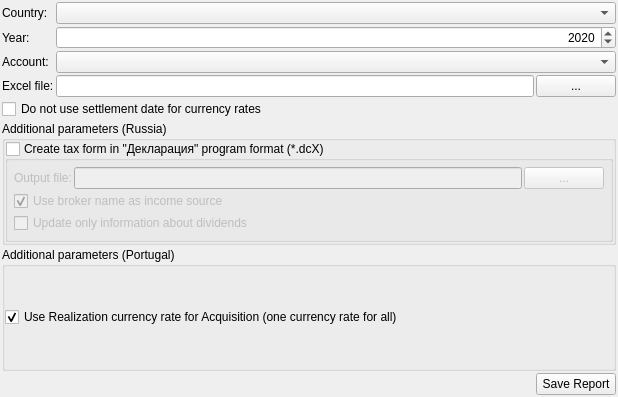
Qt form jal/ui/tax_export_widget.ui (titov-vv/jal) before a commit.
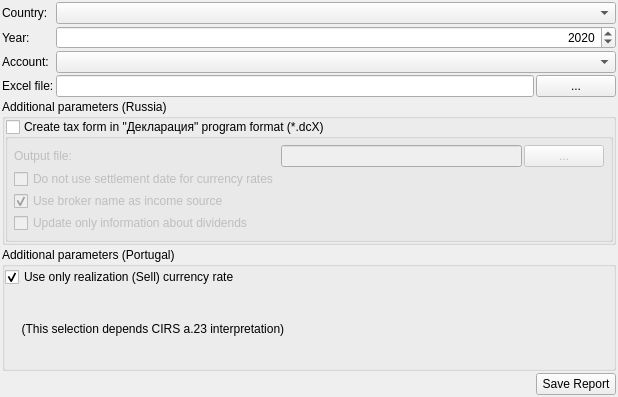
The same form after that commit.

Commit message: Settlement usage was removed from Portugal tax report (according to CIRS a.44). Minor report format changes.

```diff
--- a/jal/ui/tax_export_widget.ui
+++ b/jal/ui/tax_export_widget.ui
@@ -83,13 +83,6 @@
      </property>
     </widget>
    </item>
-   <item row="4" column="0" colspan="3">
-    <widget class="QCheckBox" name="NoSettlement">
-     <property name="text">
-      <string>Do not use settlement date for currency rates</string>
-     </property>
-    </widget>
-   </item>
    <item row="8" column="0" colspan="3">
     <widget class="QGroupBox" name="PtBox">
      <property name="title">
@@ -114,13 +107,23 @@
       <item>
        <widget class="QCheckBox" name="Pt_OneCurrencyRate">
         <property name="text">
-         <string>Use Realization currency rate for Acquisition (one currency rate for all)</string>
+         <string>Use only realization (Sell) currency rate</string>
         </property>
         <property name="checked">
          <bool>true</bool>
         </property>
        </widget>
       </item>
+      <item>
+       <widget class="QLabel" name="Pt_RateComment">
+        <property name="enabled">
+         <bool>true</bool>
+        </property>
+        <property name="text">
+         <string>     (This selection depends CIRS a.23 interpretation)</string>
+        </property>
+       </widget>
+      </item>
      </layout>
     </widget>
    </item>
@@ -205,17 +208,17 @@
            </property>
           </widget>
          </item>
-         <item row="3" column="0" colspan="3">
-          <widget class="QCheckBox" name="DlsgIncomeSourceBroker">
+         <item row="1" column="2">
+          <widget class="QPushButton" name="DlsgSelectBtn">
+           <property name="toolTip">
+            <string>Select file</string>
+           </property>
            <property name="text">
-            <string>Use broker name as income source</string>
-           </property>
-           <property name="checked">
-            <bool>true</bool>
+            <string> ... </string>
            </property>
           </widget>
          </item>
-         <item row="4" column="0" colspan="3">
+         <item row="6" column="0" colspan="3">
           <widget class="QCheckBox" name="DlsgDividendsOnly">
            <property name="text">
             <string>Update only information about dividends</string>
@@ -229,13 +232,20 @@
            </property>
           </widget>
          </item>
-         <item row="1" column="2">
-          <widget class="QPushButton" name="DlsgSelectBtn">
-           <property name="toolTip">
-            <string>Select file</string>
+         <item row="4" column="0">
+          <widget class="QCheckBox" name="NoSettlement">
+           <property name="text">
+            <string>Do not use settlement date for currency rates</string>
            </property>
+          </widget>
+         </item>
+         <item row="5" column="0">
+          <widget class="QCheckBox" name="DlsgIncomeSourceBroker">
            <property name="text">
-            <string> ... </string>
+            <string>Use broker name as income source</string>
+           </property>
+           <property name="checked">
+            <bool>true</bool>
            </property>
           </widget>
          </item>
```
The commit also changes 5 other files.
